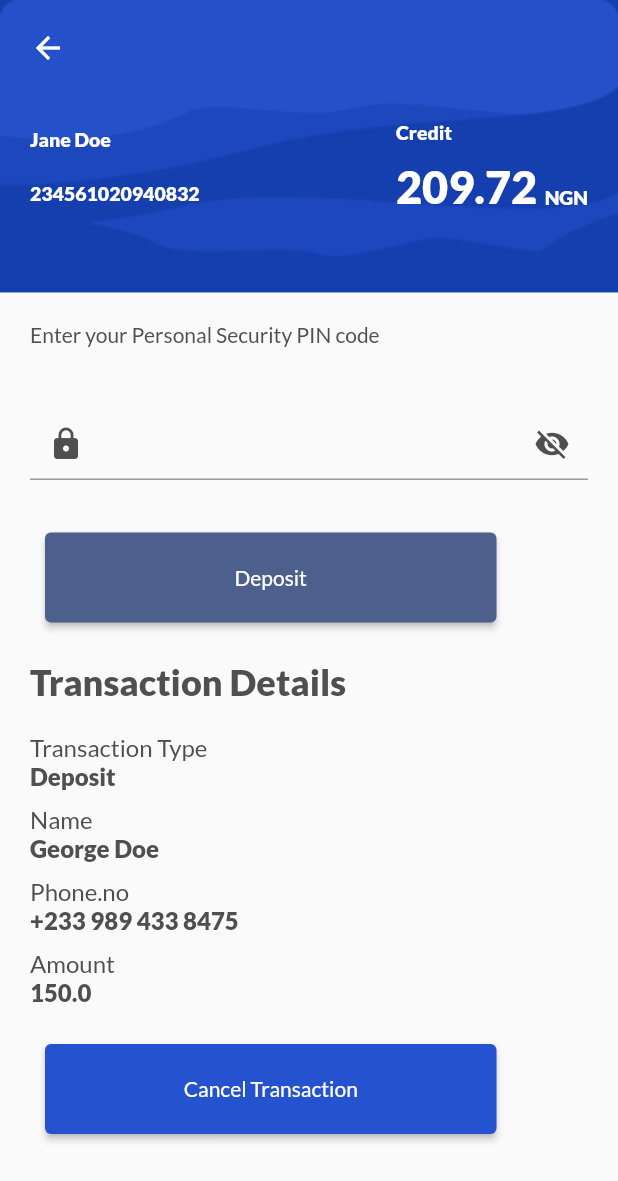
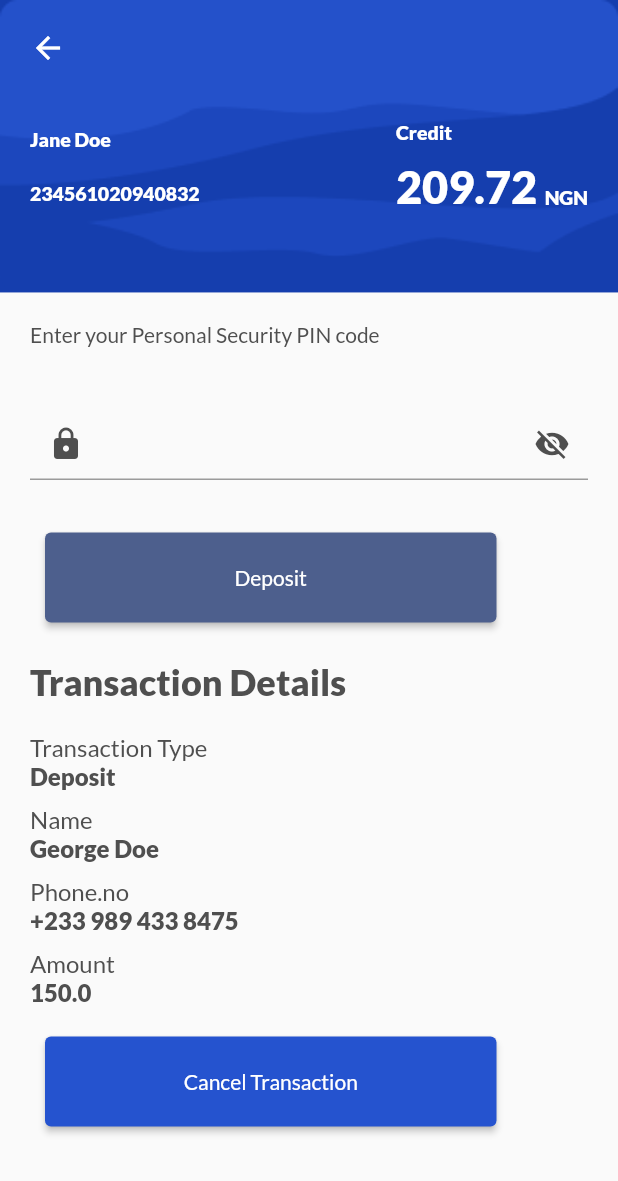
Before and after one commit to sobuur0/super_agent_with_flutter, a Flutter app: the DepositTransactionsPage screen opened directly, on a phone screen of 412 x 824 dp. Shown: the top 1181 px of the screen. Run offline on Flutter 3.47's test engine with Material 2 defaults, Android fonts, the phone set to English and light mode, and no system bars; our stand-ins replace google_fonts.

Commit message:
issue:fix pixel overflow issue in deposit transactions page

```diff
--- a/lib/presentation/pages/deposit_transactions.dart
+++ b/lib/presentation/pages/deposit_transactions.dart
@@ -22,6 +22,7 @@ class _DepositTransactionsPageState extends State<DepositTransactionsPage> {
   Widget build(BuildContext context) {
     return Scaffold(
       body: SafeArea(
+        child: SingleChildScrollView(
           child: Column(
             crossAxisAlignment: CrossAxisAlignment.start,
             children: <Widget>[
@@ -267,7 +268,7 @@ class _DepositTransactionsPageState extends State<DepositTransactionsPage> {
                 ),
               ),
               Padding(
-              padding: const EdgeInsets.symmetric(horizontal: 30, vertical: 15),
+                padding: const EdgeInsets.fromLTRB(30, 10, 30, 0),
                 child: ActionButton(
                   buttonText: 'Cancel Transaction',
                   onTap: () {},
@@ -277,6 +278,7 @@ class _DepositTransactionsPageState extends State<DepositTransactionsPage> {
             ],
           ),
         ),
+      ),
     );
   }
 }
```
Lines whose indentation alone changed are shown as unchanged.
